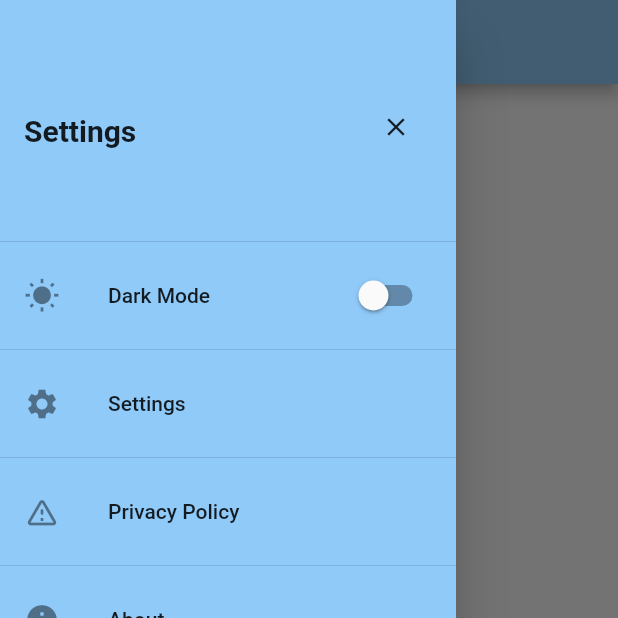
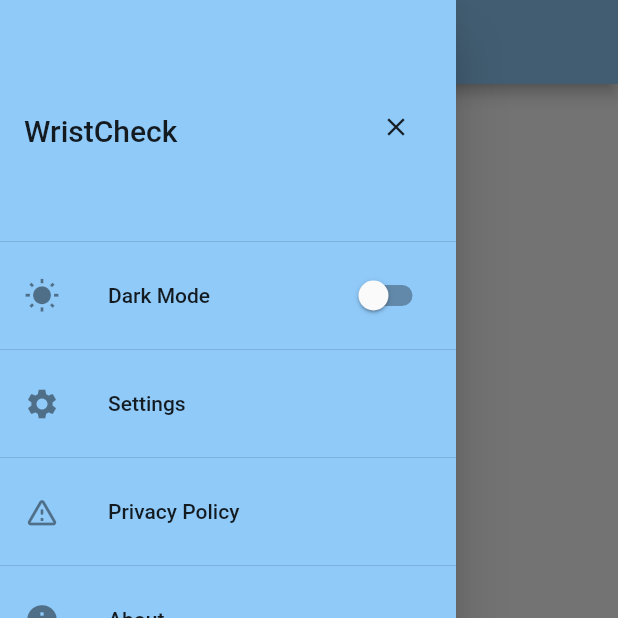
Before and after one commit to Stif-UK/WristCheck, a Flutter app: the screen it shows after launch, with the side drawer open, on a phone screen of 412 x 824 dp, the top half of it. Run offline on Flutter 3.47's test engine with Material 2 defaults, Android fonts, the phone set to English and light mode, and no system bars.

Commit message:
Navigation routes for About, Settings and PrivacyPolicy added

```diff
--- a/lib/ui/wristcheck_home.dart
+++ b/lib/ui/wristcheck_home.dart
@@ -1,5 +1,8 @@
 import 'package:flutter/material.dart';
 import 'package:wristcheck/ui/AboutApp.dart';
+import 'package:wristcheck/ui/PrivacyPolicy.dart';
+import 'package:wristcheck/ui/SettingsPage.dart';
+
 
 class WristCheckHome extends StatefulWidget{
 
@@ -44,12 +47,13 @@ class _WristCheckHomeState extends State<WristCheckHome> {
             textBaseline: TextBaseline.ideographic,
 
             children: [
+
               Container(
                 alignment: Alignment.topLeft,
-                child: const Text("Settings",
+                child: const Text("WristCheck",
                 textAlign: TextAlign.center,
                 style: TextStyle(
-                  fontWeight: FontWeight.bold,
+                  //fontWeight: FontWeight.bold,
                   fontSize: 20.0
 
                 ),),
@@ -79,14 +83,22 @@ class _WristCheckHomeState extends State<WristCheckHome> {
 
             ),
             Divider(),
-            const ListTile(
-              leading: Icon(Icons.settings),
-              title: Text("Settings"),
+             ListTile(
+              leading: const Icon(Icons.settings),
+              title: const Text("Settings"),
+              onTap: (){
+                Navigator.push(context,
+                    MaterialPageRoute(builder: (context) =>  SettingsPage()));
+              },
             ),
             Divider(),
-            const ListTile(
-              leading: Icon(Icons.warning_amber_rounded),
-              title: Text("Privacy Policy"),
+            ListTile(
+              leading: const Icon(Icons.warning_amber_rounded),
+              title: const Text("Privacy Policy"),
+              onTap: (){
+                Navigator.push(context,
+                    MaterialPageRoute(builder: (context) =>  PrivacyPolicy()));
+              },
             ),
             Divider(),
              ListTile(
```
Also changed, not shown: lib/ui/PrivacyPolicy.dart (added, +17 -0 lines), lib/ui/SettingsPage.dart (added, +21 -0 lines).
